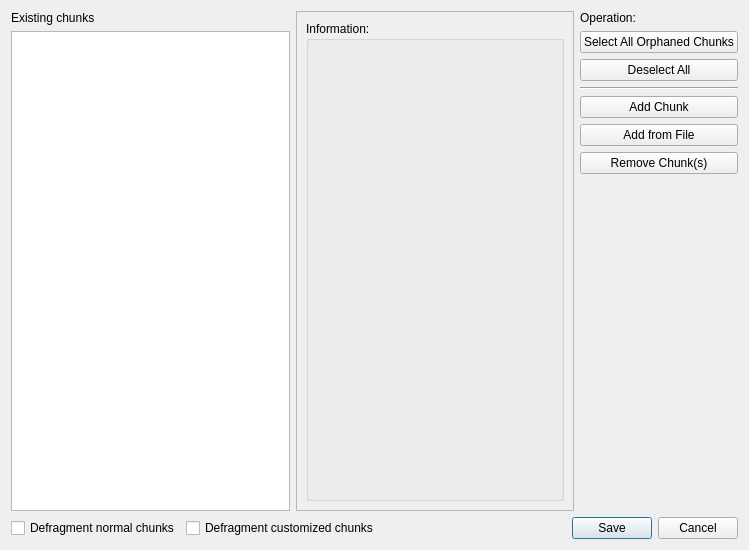
This is Dialog/ChunkManagerDialog.ui in wario-land/WL4Editor as Qt 5 draws it before an edit. The edited form follows.
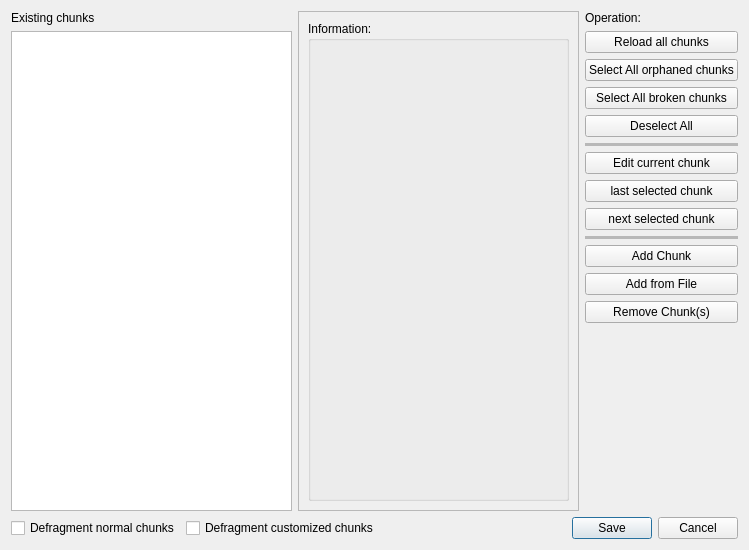
This is the edited form. Custom widgets are drawn as their Qt base class.

Commit message: now the Chunk Manager and the Hex Editor can work together

```diff
--- a/Dialog/ChunkManagerDialog.ui
+++ b/Dialog/ChunkManagerDialog.ui
@@ -87,10 +87,24 @@
          </property>
         </widget>
        </item>
+       <item>
+        <widget class="QPushButton" name="pushButton_ReLoadAllChunks">
+         <property name="text">
+          <string>Reload all chunks</string>
+         </property>
+        </widget>
+       </item>
        <item>
         <widget class="QPushButton" name="pushButton_SelectAllOrphanChunks">
          <property name="text">
-          <string>Select All Orphaned Chunks</string>
+          <string>Select All orphaned chunks</string>
+         </property>
+        </widget>
+       </item>
+       <item>
+        <widget class="QPushButton" name="pushButton_SelectAllBrokenChunks">
+         <property name="text">
+          <string>Select All broken chunks</string>
          </property>
         </widget>
        </item>
@@ -103,6 +117,52 @@
        </item>
        <item>
         <widget class="Line" name="line">
+         <property name="lineWidth">
+          <number>0</number>
+         </property>
+         <property name="midLineWidth">
+          <number>10</number>
+         </property>
+         <property name="orientation">
+          <enum>Qt::Horizontal</enum>
+         </property>
+        </widget>
+       </item>
+       <item>
+        <widget class="QPushButton" name="pushButton_ShowInHexView">
+         <property name="text">
+          <string>Edit current chunk</string>
+         </property>
+        </widget>
+       </item>
+       <item>
+        <widget class="QPushButton" name="pushButton_LastSelectedChunk">
+         <property name="text">
+          <string>last selected chunk</string>
+         </property>
+        </widget>
+       </item>
+       <item>
+        <widget class="QPushButton" name="pushButton_NextSelectedChunk">
+         <property name="text">
+          <string>next selected chunk</string>
+         </property>
+        </widget>
+       </item>
+       <item>
+        <widget class="Line" name="line1">
+         <property name="sizePolicy">
+          <sizepolicy hsizetype="Minimum" vsizetype="Fixed">
+           <horstretch>0</horstretch>
+           <verstretch>0</verstretch>
+          </sizepolicy>
+         </property>
+         <property name="lineWidth">
+          <number>0</number>
+         </property>
+         <property name="midLineWidth">
+          <number>10</number>
+         </property>
          <property name="orientation">
           <enum>Qt::Horizontal</enum>
          </property>
```
Left out of the diff: 2 changed lines with no effect on the pictures. The commit also changes 7 other files.
